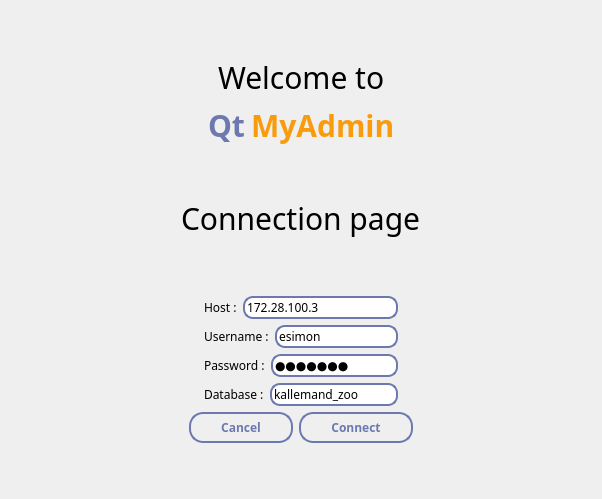
Old version of the form connexion.ui in the repository kevinall05/QtMyAdmin_v2.
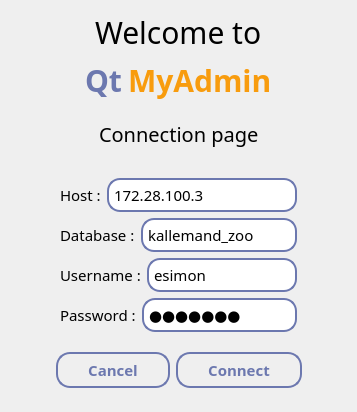
New version of the form.

Commit message: Modifications sur la page de connexion et dans la tab SQL

```diff
--- a/connexion.ui
+++ b/connexion.ui
@@ -6,13 +6,14 @@
    <rect>
     <x>0</x>
     <y>0</y>
-    <width>602</width>
-    <height>499</height>
+    <width>357</width>
+    <height>412</height>
    </rect>
   </property>
   <property name="font">
    <font>
     <family>Quicksand</family>
+    <pointsize>11</pointsize>
    </font>
   </property>
   <property name="windowTitle">
@@ -34,19 +35,6 @@
 }</string>
   </property>
   <layout class="QVBoxLayout" name="verticalLayout_2">
-   <item>
-    <spacer name="verticalSpacer_3">
-     <property name="orientation">
-      <enum>Qt::Vertical</enum>
-     </property>
-     <property name="sizeHint" stdset="0">
-      <size>
-       <width>20</width>
-       <height>40</height>
-      </size>
-     </property>
-    </spacer>
-   </item>
    <item>
     <layout class="QHBoxLayout" name="horizontalLayout_6">
      <item>
@@ -168,7 +156,7 @@
      <item>
       <widget class="QLabel" name="labelConnexion">
        <property name="styleSheet">
-        <string notr="true">font-size: 30px;</string>
+        <string notr="true">font-size: 20px;</string>
        </property>
        <property name="text">
         <string>Connection page</string>
@@ -212,7 +200,7 @@
        </property>
        <property name="sizeHint" stdset="0">
         <size>
-         <width>40</width>
+         <width>20</width>
          <height>20</height>
         </size>
        </property>
@@ -232,7 +220,10 @@
          <item>
           <widget class="QLineEdit" name="lineEditHostname">
            <property name="styleSheet">
-            <string notr="true">border: 2px solid #6c78af; border-radius: 10; max-width:250px;</string>
+            <string notr="true">border: 2px solid #6c78af; 
+border-radius: 13; 
+max-width:350px; 
+padding: 3px;</string>
            </property>
            <property name="text">
             <string>172.28.100.3</string>
@@ -241,6 +232,43 @@
          </item>
         </layout>
        </item>
+       <item>
+        <layout class="QHBoxLayout" name="horizontalLayout_8">
+         <item>
+          <widget class="QLabel" name="labelDatabase">
+           <property name="text">
+            <string>Database :</string>
+           </property>
+          </widget>
+         </item>
+         <item>
+          <widget class="QLineEdit" name="lineEditDatabase">
+           <property name="styleSheet">
+            <string notr="true">border: 2px solid #6c78af; 
+border-radius: 13; 
+max-width:350px; 
+padding: 3px;</string>
+           </property>
+           <property name="text">
+            <string>kallemand_zoo</string>
+           </property>
+          </widget>
+         </item>
+        </layout>
+       </item>
+       <item>
+        <spacer name="verticalSpacer_5">
+         <property name="orientation">
+          <enum>Qt::Vertical</enum>
+         </property>
+         <property name="sizeHint" stdset="0">
+          <size>
+           <width>10</width>
+           <height>15</height>
+          </size>
+         </property>
+        </spacer>
+       </item>
        <item>
         <layout class="QHBoxLayout" name="horizontalLayout_4">
          <item>
@@ -253,7 +281,10 @@
          <item>
           <widget class="QLineEdit" name="lineEditUsername">
            <property name="styleSheet">
-            <string notr="true">border: 2px solid #6c78af; border-radius: 10; max-width:250px;</string>
+            <string notr="true">border: 2px solid #6c78af; 
+border-radius: 13; 
+max-width:350px; 
+padding: 3px;</string>
            </property>
            <property name="text">
             <string>esimon</string>
@@ -274,7 +305,10 @@
          <item>
           <widget class="QLineEdit" name="lineEditPassword">
            <property name="styleSheet">
-            <string notr="true">border: 2px solid #6c78af; border-radius: 10; max-width:250px;</string>
+            <string notr="true">border: 2px solid #6c78af; 
+border-radius: 13; 
+max-width:350px; 
+padding: 3px;</string>
            </property>
            <property name="text">
             <string>elini01</string>
@@ -286,27 +320,6 @@
          </item>
         </layout>
        </item>
-       <item>
-        <layout class="QHBoxLayout" name="horizontalLayout_8">
-         <item>
-          <widget class="QLabel" name="labelDatabase">
-           <property name="text">
-            <string>Database :</string>
-           </property>
-          </widget>
-         </item>
-         <item>
-          <widget class="QLineEdit" name="lineEditDatabase">
-           <property name="styleSheet">
-            <string notr="true">border: 2px solid #6c78af; border-radius: 10; max-width:250px;</string>
-           </property>
-           <property name="text">
-            <string>kallemand_zoo</string>
-           </property>
-          </widget>
-         </item>
-        </layout>
-       </item>
       </layout>
      </item>
      <item>
@@ -316,7 +329,7 @@
        </property>
        <property name="sizeHint" stdset="0">
         <size>
-         <width>40</width>
+         <width>20</width>
          <height>20</height>
         </size>
        </property>
@@ -324,6 +337,19 @@
      </item>
     </layout>
    </item>
+   <item>
+    <spacer name="verticalSpacer_3">
+     <property name="orientation">
+      <enum>Qt::Vertical</enum>
+     </property>
+     <property name="sizeHint" stdset="0">
+      <size>
+       <width>20</width>
+       <height>40</height>
+      </size>
+     </property>
+    </spacer>
+   </item>
    <item>
     <layout class="QHBoxLayout" name="horizontalLayout_2">
      <item>
```
The commit also changes 1 other file.
